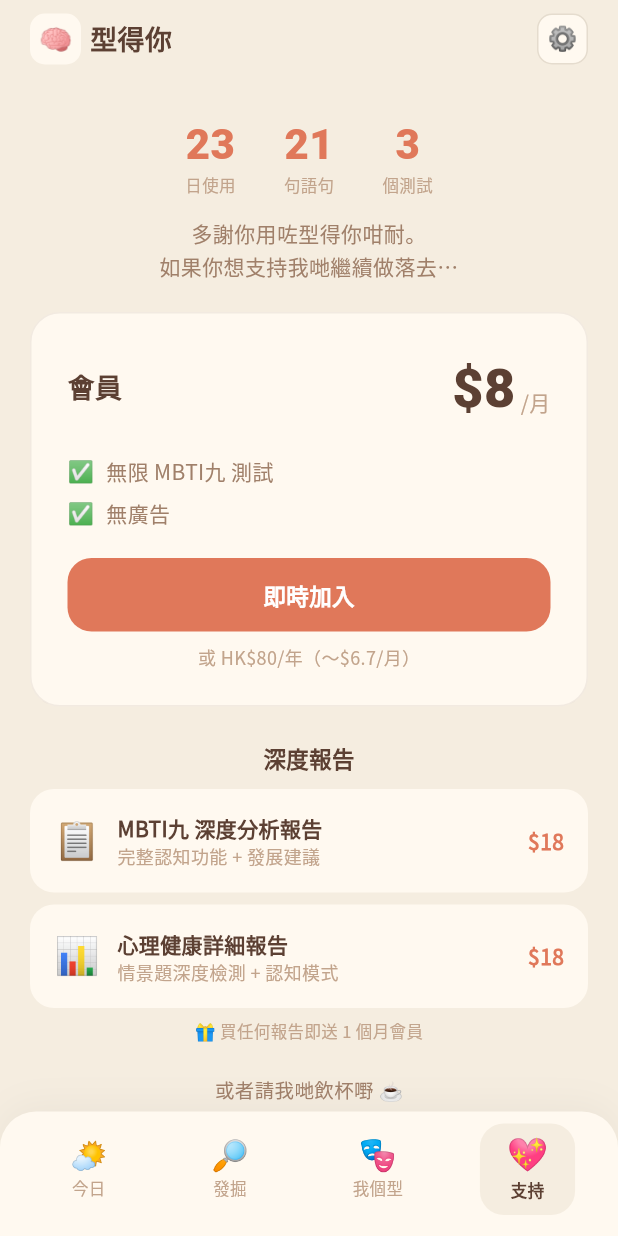
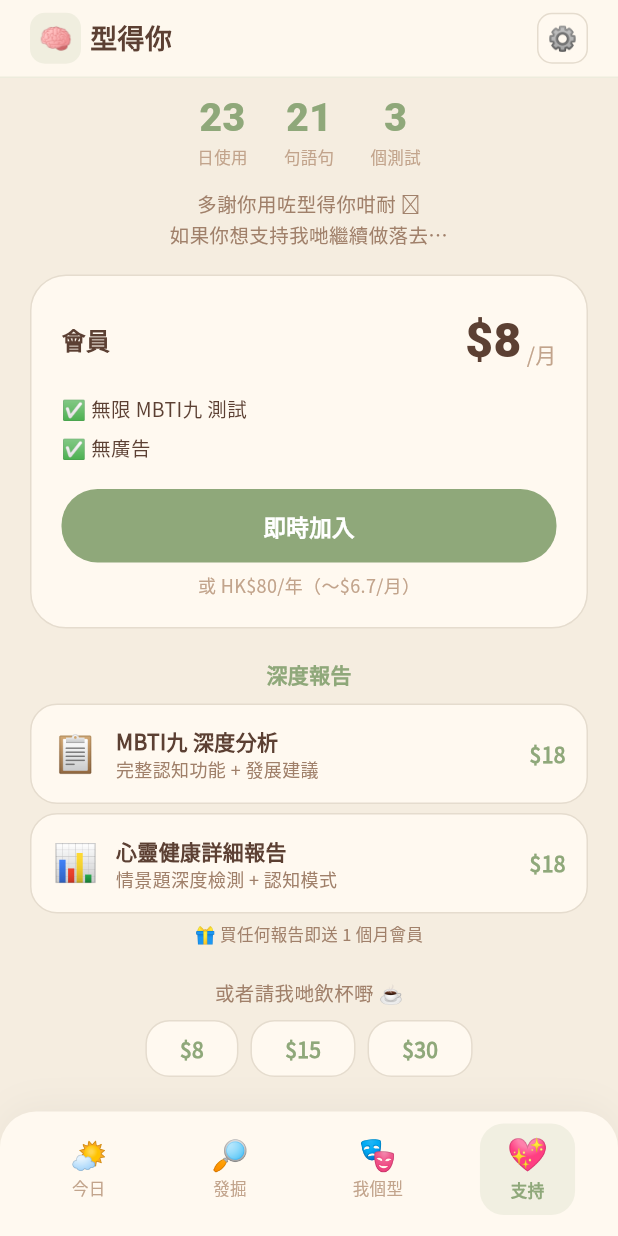
Before and after one commit to cassidy753/typingself-app, a Flutter app: the screen it shows after launch, item 4 of the bottom bar chosen, on a phone screen of 412 x 824 dp. Run offline on Flutter 3.47's test engine with Material 3 defaults, Android fonts, the phone set to English and light mode, and no system bars; our stand-ins replace flutter_riverpod, google_fonts, share_plus, shared_preferences; Roboto replaces fonts that are missing (Noto Serif Tc).

Commit message:
feat: each tab has own accent color + 是日金句

```diff
--- a/lib/app.dart
+++ b/lib/app.dart
@@ -25,6 +25,23 @@ class TypingselfApp extends StatelessWidget {
   }
 }
 
+// Each tab gets its own accent color from the Daebi palette
+class TabConfig {
+  final String icon;
+  final String label;
+  final Color accent;    // tab accent color
+  final Color accentBg;  // 15% opacity background
+
+  const TabConfig(this.icon, this.label, this.accent, this.accentBg);
+}
+
+const _tabs = [
+  TabConfig('🌤️', '今日',  Color(0xFF9B72AA), Color(0x209B72AA)), // Soft Purple
+  TabConfig('🔎', '發掘',  Color(0xFFD4A843), Color(0x20D4A843)), // Warm Mustard
+  TabConfig('🎭', '我個型', Color(0xFFE0785A), Color(0x20E0785A)), // Muted Coral
+  TabConfig('💖', '支持',  Color(0xFF8FA87A), Color(0x208FA87A)), // Soft Sage
+];
+
 class MainShell extends StatefulWidget {
   const MainShell({super.key});
   @override
@@ -33,24 +50,22 @@ class MainShell extends StatefulWidget {
 
 class _MainShellState extends State<MainShell> {
   int _tab = 0;
-  final _pages = const [
-    QuoteScreen(), ExploreScreen(), MyTypeScreen(), SupportScreen(),
-  ];
-
-  static const _tabs = [
-    ('🌤️', '今日'),
-    ('🔎', '發掘'),
-    ('🎭', '我個型'),
-    ('💖', '支持'),
-  ];
 
   @override
   Widget build(BuildContext context) {
     return Scaffold(
       backgroundColor: AppColors.background,
+      // AppBar with tab accent color tint
       appBar: PreferredSize(
         preferredSize: const Size.fromHeight(52),
         child: SafeArea(
+          child: Container(
+            decoration: BoxDecoration(
+              color: AppColors.surface.withValues(alpha: 0.9),
+              border: Border(
+                bottom: BorderSide(color: _tabs[_tab].accent.withValues(alpha: 0.15)),
+              ),
+            ),
             child: Padding(
               padding: const EdgeInsets.symmetric(horizontal: 20),
               child: SizedBox(
@@ -63,7 +78,7 @@ class _MainShellState extends State<MainShell> {
                         Container(
                           width: 34, height: 34,
                           decoration: BoxDecoration(
-                          color: AppColors.surface,
+                            color: _tabs[_tab].accentBg,
                             borderRadius: BorderRadius.circular(10),
                           ),
                           child: const Center(child: Text('🧠', style: TextStyle(fontSize: 18))),
@@ -91,11 +106,12 @@ class _MainShellState extends State<MainShell> {
             ),
           ),
         ),
+      ),
       body: AnimatedSwitcher(
         duration: const Duration(milliseconds: 300),
-        child: _pages[_tab],
+        child: _buildScreen(_tab),
       ),
-      // Bottom nav: pill style, no hard line, subtle shadow
+      // Bottom nav: pill style, no hard line
       bottomNavigationBar: Container(
         decoration: BoxDecoration(
           color: AppColors.surface,
@@ -121,9 +137,20 @@ class _MainShellState extends State<MainShell> {
     );
   }
 
+  Widget _buildScreen(int i) {
+    // Pass the tab accent color to each screen
+    switch (i) {
+      case 0: return QuoteScreen(key: ValueKey('q'), accent: _tabs[0].accent, accentBg: _tabs[0].accentBg);
+      case 1: return ExploreScreen(key: ValueKey('e'), accent: _tabs[1].accent, accentBg: _tabs[1].accentBg);
+      case 2: return MyTypeScreen(key: ValueKey('m'), accent: _tabs[2].accent, accentBg: _tabs[2].accentBg);
+      case 3: return SupportScreen(key: ValueKey('s'), accent: _tabs[3].accent, accentBg: _tabs[3].accentBg);
+      default: return const SizedBox();
+    }
+  }
+
   Widget _navItem(int i) {
     final active = _tab == i;
-    final (icon, label) = _tabs[i];
+    final t = _tabs[i];
     return GestureDetector(
       onTap: () => setState(() => _tab = i),
       child: AnimatedContainer(
@@ -131,7 +158,7 @@ class _MainShellState extends State<MainShell> {
         curve: Curves.easeOutCubic,
         padding: const EdgeInsets.symmetric(horizontal: 18, vertical: 8),
         decoration: BoxDecoration(
-          color: active ? AppColors.background : Colors.transparent,
+          color: active ? t.accentBg : Colors.transparent,
           borderRadius: BorderRadius.circular(16),
         ),
         child: Column(
@@ -141,15 +168,15 @@ class _MainShellState extends State<MainShell> {
               duration: const Duration(milliseconds: 300),
               style: TextStyle(
                 fontSize: active ? 22 : 20,
-                color: active ? AppColors.cta : AppColors.textMuted,
+                color: active ? t.accent : AppColors.textMuted,
               ),
-              child: Text(icon),
+              child: Text(t.icon),
             ),
             const SizedBox(height: 3),
-            Text(label, style: TextStyle(
+            Text(t.label, style: TextStyle(
               fontSize: 11,
               fontWeight: active ? FontWeight.w700 : FontWeight.w400,
-              color: active ? AppColors.textPrimary : AppColors.textMuted,
+              color: active ? t.accent : AppColors.textMuted,
             )),
           ],
         ),
--- a/lib/features/support/support_screen.dart
+++ b/lib/features/support/support_screen.dart
@@ -3,7 +3,9 @@ import 'package:google_fonts/google_fonts.dart';
 import '../../core/theme.dart';
 
 class SupportScreen extends StatelessWidget {
-  const SupportScreen({super.key});
+  final Color accent;
+  final Color accentBg;
+  const SupportScreen({super.key, required this.accent, required this.accentBg});
 
   @override
   Widget build(BuildContext context) {
@@ -12,171 +14,102 @@ class SupportScreen extends StatelessWidget {
       child: Column(
         children: [
           const SizedBox(height: 8),
-          // Usage stats
+          Row(mainAxisAlignment: MainAxisAlignment.center, children: [
+            _stat('23', '日使用', accent, accentBg),
+            const SizedBox(width: 24),
+            _stat('21', '句語句', accent, accentBg),
+            const SizedBox(width: 24),
+            _stat('3', '個測試', accent, accentBg),
+          ]),
+          const SizedBox(height: 12),
+          Text('多謝你用咗型得你咁耐 🫶\n如果你想支持我哋繼續做落去…',
+            textAlign: TextAlign.center, style: TextStyle(fontSize: 13, color: AppColors.textSecondary, height: 1.6)),
           const SizedBox(height: 16),
-          Row(
-            mainAxisAlignment: MainAxisAlignment.center,
-            children: [
-              _Stat('23', '日使用'),
-              const SizedBox(width: 32),
-              _Stat('21', '句語句'),
-              const SizedBox(width: 32),
-              _Stat('3', '個測試'),
-            ],
-          ),
-          const SizedBox(height: 12),
-          Text('多謝你用咗型得你咁耐。\n如果你想支持我哋繼續做落去…',
-            textAlign: TextAlign.center,
-            style: TextStyle(fontSize: 14, color: AppColors.textSecondary, height: 1.6)),
+          _memberCard(accent, accentBg),
           const SizedBox(height: 20),
-
-          // Membership card
-          Container(
-            width: double.infinity,
-            padding: const EdgeInsets.all(24),
-            decoration: BoxDecoration(
-              color: AppColors.surface,
-              borderRadius: BorderRadius.circular(20),
-              border: Border.all(color: AppColors.primary.withValues(alpha: 0.08)),
-            ),
-            child: Column(
-              crossAxisAlignment: CrossAxisAlignment.start,
-              children: [
-                Row(
-                  mainAxisAlignment: MainAxisAlignment.spaceBetween,
-                  children: [
-                    Text('會員', style: TextStyle(
-                      fontSize: 18, fontWeight: FontWeight.w700, color: AppColors.primary)),
-                    Row(
-                      crossAxisAlignment: CrossAxisAlignment.end,
-                      children: [
-                        Text('\$8', style: GoogleFonts.notoSerifTc(
-                          fontSize: 36, fontWeight: FontWeight.w900,
-                          color: AppColors.primary)),
-                        const Padding(
-                          padding: EdgeInsets.only(bottom: 6),
-                          child: Text(' /月', style: TextStyle(
-                            fontSize: 14, color: AppColors.textMuted)),
-                        ),
-                      ],
-                    ),
-                  ],
-                ),
-                const SizedBox(height: 16),
-                _Feature('無限 MBTI九 測試'),
-                _Feature('無廣告'),
-                const SizedBox(height: 16),
-                Container(
-                  width: double.infinity,
-                  padding: const EdgeInsets.symmetric(vertical: 14),
-                  decoration: BoxDecoration(
-                    color: AppColors.cta,
-                    borderRadius: BorderRadius.circular(16),
-                  ),
-                  child: const Center(child: Text('即時加入', style: TextStyle(
-                    fontSize: 15, fontWeight: FontWeight.w700, color: Colors.white))),
-                ),
-                const SizedBox(height: 8),
-                const Center(child: Text('或 HK\$80/年（～\$6.7/月）',
-                  style: TextStyle(fontSize: 12, color: AppColors.textMuted))),
-              ],
-            ),
-          ),
-          const SizedBox(height: 24),
-
-          // Reports
-          Text('深度報告', style: GoogleFonts.notoSerifTc(
-            fontSize: 15, fontWeight: FontWeight.w700, color: AppColors.primary)),
+          Text('深度報告', style: GoogleFonts.notoSerifTc(fontSize: 14, fontWeight: FontWeight.w700, color: accent)),
           const SizedBox(height: 10),
-          _ReportItem('📋', 'MBTI九 深度分析報告', '完整認知功能 + 發展建議', '\$18'),
+          _reportItem('📋', 'MBTI九 深度分析', '完整認知功能 + 發展建議', '\$18', accent),
+          const SizedBox(height: 6),
+          _reportItem('📊', '心靈健康詳細報告', '情景題深度檢測 + 認知模式', '\$18', accent),
+          const SizedBox(height: 6),
+          Center(child: Text('🎁 買任何報告即送 1 個月會員', style: TextStyle(fontSize: 11, color: AppColors.textSecondary))),
+          const SizedBox(height: 20),
+          Center(child: Text('或者請我哋飲杯嘢 ☕', style: TextStyle(fontSize: 13, color: AppColors.textSecondary))),
           const SizedBox(height: 8),
-          _ReportItem('📊', '心理健康詳細報告', '情景題深度檢測 + 認知模式', '\$18'),
-          const SizedBox(height: 8),
-          const Center(child: Text('🎁 買任何報告即送 1 個月會員',
-            style: TextStyle(fontSize: 11, color: AppColors.textMuted))),
-
-          const SizedBox(height: 20),
-          // Donation
-          const Center(child: Text('或者請我哋飲杯嘢 ☕',
-            style: TextStyle(fontSize: 13, color: AppColors.textSecondary))),
-          const SizedBox(height: 8),
-          Row(
-            mainAxisAlignment: MainAxisAlignment.center,
-            children: [
-              _DonateBtn('\$8'),
-              const SizedBox(width: 8),
-              _DonateBtn('\$15'),
-              const SizedBox(width: 8),
-              _DonateBtn('\$30'),
-            ],
-          ),
+          Row(mainAxisAlignment: MainAxisAlignment.center, children: [
+            _donateBtn('\$8', accent, accentBg),
+            const SizedBox(width: 8),
+            _donateBtn('\$15', accent, accentBg),
+            const SizedBox(width: 8),
+            _donateBtn('\$30', accent, accentBg),
+          ]),
           const SizedBox(height: 32),
         ],
       ),
     );
   }
 
-  Widget _Stat(String num, String label) {
-    return Column(
-      children: [
-        Text(num, style: GoogleFonts.notoSerifTc(
-          fontSize: 28, fontWeight: FontWeight.w900, color: AppColors.cta)),
-        Text(label, style: const TextStyle(fontSize: 11, color: AppColors.textMuted)),
-      ],
+  Widget _stat(String num, String label, Color accent, Color accentBg) {
+    return Column(children: [
+      Text(num, style: GoogleFonts.notoSerifTc(fontSize: 26, fontWeight: FontWeight.w900, color: accent)),
+      Text(label, style: const TextStyle(fontSize: 11, color: AppColors.textMuted)),
+    ]);
+  }
+
+  Widget _memberCard(Color accent, Color accentBg) {
+    return Container(
+      width: double.infinity,
+      padding: const EdgeInsets.all(20),
+      decoration: BoxDecoration(color: AppColors.surface, borderRadius: BorderRadius.circular(24), border: Border.all(color: AppColors.border)),
+      child: Column(crossAxisAlignment: CrossAxisAlignment.start, children: [
+        Row(mainAxisAlignment: MainAxisAlignment.spaceBetween, children: [
+          Text('會員', style: TextStyle(fontSize: 16, fontWeight: FontWeight.w700, color: AppColors.textPrimary)),
+          Row(crossAxisAlignment: CrossAxisAlignment.end, children: [
+            Text('\$8', style: GoogleFonts.notoSerifTc(fontSize: 32, fontWeight: FontWeight.w900, color: AppColors.textPrimary)),
+            const Padding(padding: EdgeInsets.only(bottom: 4), child: Text(' /月', style: TextStyle(fontSize: 14, color: AppColors.textMuted))),
+          ]),
+        ]),
+        const SizedBox(height: 10),
+        _feat('✅ 無限 MBTI九 測試'),
+        _feat('✅ 無廣告'),
+        const SizedBox(height: 14),
+        Container(
+          width: double.infinity, padding: const EdgeInsets.symmetric(vertical: 14),
+          decoration: BoxDecoration(color: accent, borderRadius: BorderRadius.circular(24)),
+          child: const Center(child: Text('即時加入', style: TextStyle(fontSize: 15, fontWeight: FontWeight.w700, color: Colors.white))),
+        ),
+        const SizedBox(height: 6),
+        Center(child: Text('或 HK\$80/年（～\$6.7/月）', style: TextStyle(fontSize: 12, color: AppColors.textMuted))),
+      ]),
     );
   }
 
-  Widget _Feature(String text) {
-    return Padding(
-      padding: const EdgeInsets.symmetric(vertical: 4),
-      child: Row(
-        children: [
-          const Text('✅', style: TextStyle(fontSize: 14)),
-          const SizedBox(width: 8),
-          Text(text, style: const TextStyle(fontSize: 14, color: AppColors.textSecondary)),
-        ],
-      ),
+  Widget _feat(String text) {
+    return Padding(padding: const EdgeInsets.symmetric(vertical: 3), child: Text(text, style: const TextStyle(fontSize: 13, color: AppColors.textPrimary)));
+  }
+
+  Widget _reportItem(String icon, String title, String desc, String price, Color accent) {
+    return Container(
+      padding: const EdgeInsets.all(14),
+      decoration: BoxDecoration(color: AppColors.surface, borderRadius: BorderRadius.circular(18), border: Border.all(color: AppColors.border)),
+      child: Row(children: [
+        Text(icon, style: const TextStyle(fontSize: 24)),
+        const SizedBox(width: 12),
+        Expanded(child: Column(crossAxisAlignment: CrossAxisAlignment.start, children: [
+          Text(title, style: const TextStyle(fontSize: 14, fontWeight: FontWeight.w600, color: AppColors.textPrimary)),
+          Text(desc, style: const TextStyle(fontSize: 12, color: AppColors.textSecondary)),
+        ])),
+        Text(price, style: TextStyle(fontSize: 14, fontWeight: FontWeight.w700, color: accent)),
+      ]),
     );
   }
 
-  Widget _ReportItem(String icon, String title, String desc, String price) {
+  Widget _donateBtn(String amount, Color accent, Color accentBg) {
     return Container(
-      padding: const EdgeInsets.all(16),
-      decoration: BoxDecoration(
-        color: AppColors.surface,
-        borderRadius: BorderRadius.circular(16),
-      ),
-      child: Row(
-        children: [
-          Text(icon, style: const TextStyle(fontSize: 24)),
-          const SizedBox(width: 12),
-          Expanded(
-            child: Column(
-              crossAxisAlignment: CrossAxisAlignment.start,
-              children: [
-                Text(title, style: const TextStyle(
-                  fontSize: 14, fontWeight: FontWeight.w600, color: AppColors.primary)),
-                Text(desc, style: const TextStyle(fontSize: 12, color: AppColors.textMuted)),
-              ],
-            ),
-          ),
-          Text(price, style: const TextStyle(
-            fontSize: 14, fontWeight: FontWeight.w700, color: AppColors.cta)),
-        ],
-      ),
-    );
-  }
-
-  Widget _DonateBtn(String amount) {
-    return Container(
-      padding: const EdgeInsets.symmetric(horizontal: 20, vertical: 8),
-      decoration: BoxDecoration(
-        color: AppColors.surface,
-        borderRadius: BorderRadius.circular(12),
-        border: Border.all(color: AppColors.border),
-      ),
-      child: Text(amount, style: const TextStyle(
-        fontSize: 14, fontWeight: FontWeight.w600, color: AppColors.primary)),
+      padding: const EdgeInsets.symmetric(horizontal: 22, vertical: 8),
+      decoration: BoxDecoration(color: AppColors.surface, borderRadius: BorderRadius.circular(16), border: Border.all(color: AppColors.border)),
+      child: Text(amount, style: TextStyle(fontSize: 14, fontWeight: FontWeight.w600, color: accent)),
     );
   }
 }
```
Also changed, not shown: lib/features/daily_quote/quote_screen.dart (+49 -120 lines), lib/features/explore/explore_screen.dart (+27 -40 lines), lib/features/my_type/my_type_screen.dart (+61 -114 lines). Lines whose indentation alone changed are shown as unchanged.
